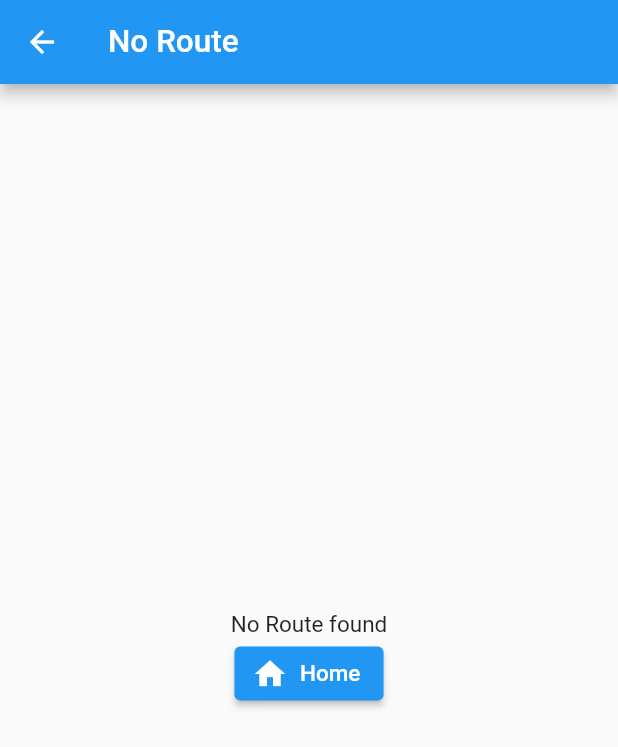
After one commit to YamamotoDesu/flutter_setup, a Flutter app: the NoRouteScreen screen opened directly, on a phone screen of 412 x 824 dp. The commit adds this screen. Shown: the top 747 px of the screen. Run offline on Flutter 3.47's test engine with Material 2 defaults, Android fonts, the light colour scheme and no system bars; our stand-ins replace connectivity_plus, dio, flutter_riverpod, flutter_secure_storage, freezed_annotation, go_router and 4 more; missing offline and left inert: dio_http_formatter, flutter_screen_lock, freerasp; accounts and stored records are empty; generated files the repository leaves out were written again; statements that could not run were skipped; project files that could hold a hidden picture were left out.

Commit message:
Setup GoRouter with Riverpod

```diff
--- /dev/null
+++ b/lib/common/error/no_route_screen.dart
@@ -0,0 +1,28 @@
+import 'package:flutter/material.dart';
+import 'package:flutter_riverpod/flutter_riverpod.dart';
+
+class NoRouteScreen extends ConsumerWidget {
+  const NoRouteScreen({super.key});
+
+  @override
+  Widget build(BuildContext context, WidgetRef ref) {
+    return Scaffold(
+      appBar: AppBar(
+        title: const Text('No Route'),
+      ),
+      body: Column(
+        mainAxisAlignment: MainAxisAlignment.center,
+        children: [
+          const Text('No Route found'),
+          Center(
+            child: ElevatedButton.icon(
+              onPressed: () {},
+              icon: const Icon(Icons.home),
+              label: const Text('Home'),
+            ),
+          )
+        ],
+      ),
+    );
+  }
+}
--- /dev/null
+++ b/lib/route/route_name.dart
@@ -0,0 +1 @@
+const String settingRoute = 'setting';
--- a/pubspec.yaml
+++ b/pubspec.yaml
@@ -57,6 +57,7 @@ dependencies:
   flutter_screen_lock: ^9.0.1
   freezed_annotation: ^2.4.1
   freezed: ^2.4.1
+  go_router: ^11.0.0
 
 dev_dependencies:
   flutter_test:
```
Also changed, not shown: lib/main_widget.dart (+6 -6 lines), lib/route/go_router_provider.dart (added, +23 -0 lines), pubspec.lock.
